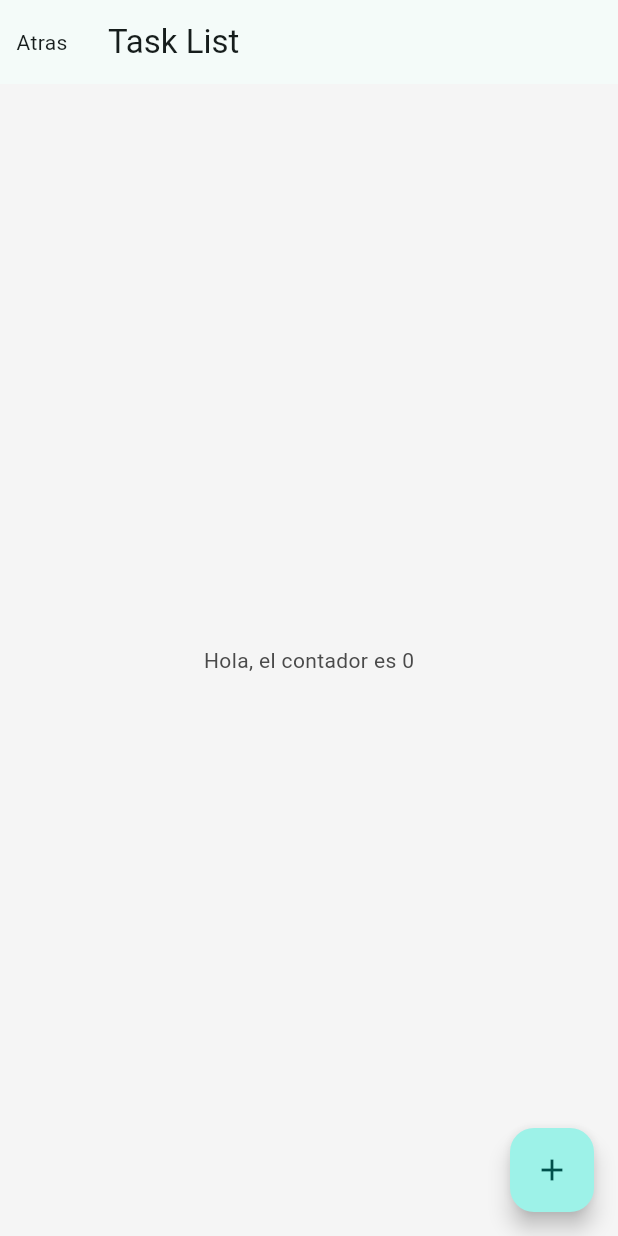
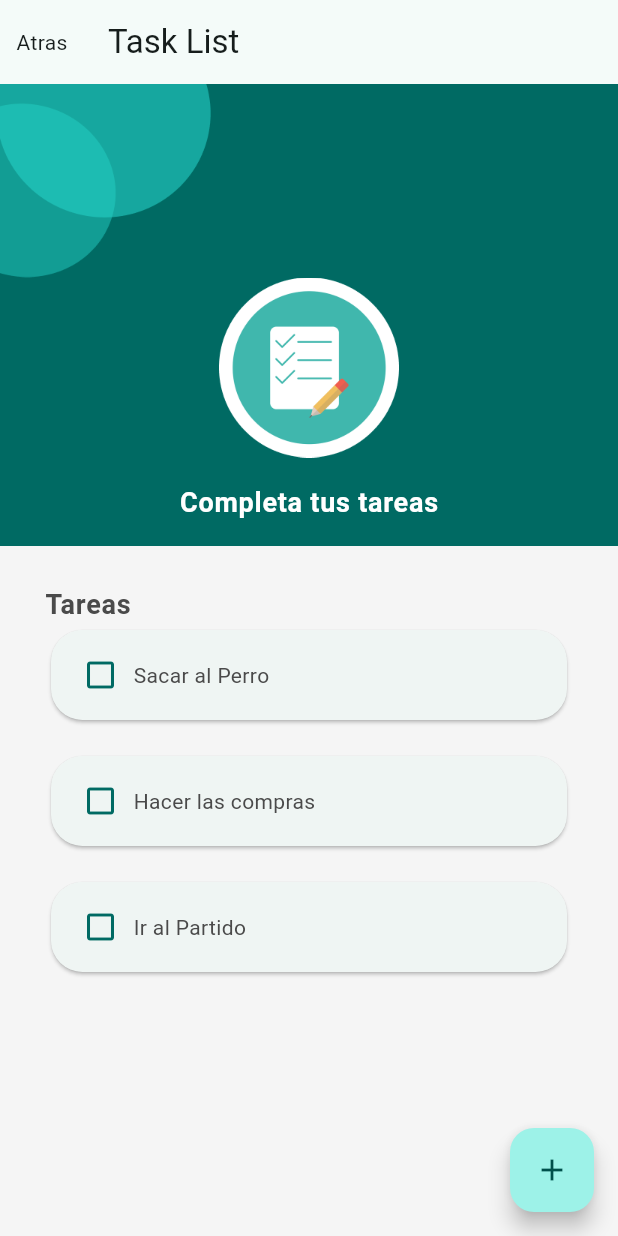
Before and after one commit to Eswin-Poroj/task-list-flutter, a Flutter app: the TaskListPage screen opened directly, on a phone screen of 412 x 824 dp. Run offline on Flutter 3.47's test engine with Material 3 defaults, Android fonts, the phone set to English and light mode, and no system bars; Roboto replaces fonts that are missing (Poppins).

Commit message:
Agregue la pantalla de visualizar las tareas

```diff
--- /dev/null
+++ b/lib/app/model/task.dart
@@ -0,0 +1,5 @@
+class Task {
+  Task(this.titleTask, {this.doneTask = false});
+  final String titleTask;
+  bool doneTask;
+}
--- a/lib/app/view/task_list/task_list_page.dart
+++ b/lib/app/view/task_list/task_list_page.dart
@@ -1,4 +1,7 @@
 import 'package:flutter/material.dart';
+import 'package:task_list/app/model/task.dart';
+import 'package:task_list/app/view/componets/shape.dart';
+import 'package:task_list/app/view/componets/title.dart';
 
 class TaskListPage extends StatefulWidget {
   const TaskListPage({super.key});
@@ -42,8 +45,12 @@ class _TaskListPageState extends State<TaskListPage> {
           ),
         ),
       ),
-      body: Center(
-        child: Text('Hola, el contador es $count'),
+      body: const Column(
+        crossAxisAlignment: CrossAxisAlignment.start,
+        children: [
+          Header(),
+          Expanded(child: _TaskList()),
+        ],
       ),
       floatingActionButton: FloatingActionButton(
         onPressed: () {
@@ -59,3 +66,130 @@ class _TaskListPageState extends State<TaskListPage> {
     );
   }
 }
+
+class _TaskItem extends StatelessWidget {
+  const _TaskItem(
+    this.task, {
+    super.key,
+    this.onTap,
+  });
+  final Task task;
+  final VoidCallback? onTap;
+  @override
+  Widget build(BuildContext context) {
+    return GestureDetector(
+      onTap: onTap,
+      child: Card(
+        shape: RoundedRectangleBorder(
+          borderRadius: BorderRadius.circular(
+            21,
+          ),
+        ),
+        child: Padding(
+          padding: const EdgeInsets.symmetric(
+            horizontal: 21,
+            vertical: 18,
+          ),
+          child: Row(
+            children: [
+              Icon(
+                task.doneTask
+                    ? Icons.check_box_rounded
+                    : Icons.check_box_outline_blank_outlined,
+                color: Theme.of(context).colorScheme.primary,
+              ),
+              const SizedBox(
+                width: 10,
+              ),
+              Text(task.titleTask),
+            ],
+          ),
+        ),
+      ),
+    );
+  }
+}
+
+class Header extends StatelessWidget {
+  const Header({super.key});
+
+  @override
+  Widget build(BuildContext context) {
+    return Container(
+      width: double.infinity,
+      color: Theme.of(context)
+          .colorScheme
+          .primary, //Theme.of(context).colorScheme.primary,
+      child: Column(
+        children: [
+          const Row(
+            children: [
+              Shape(),
+            ],
+          ),
+          Column(
+            children: [
+              Image.asset(
+                'assets/images/tasks-list-image.png',
+                width: 120,
+                height: 120,
+              ),
+              const SizedBox(
+                height: 16,
+              ),
+              const TitleAppH1(
+                'Completa tus tareas',
+                color: Colors.white,
+              ),
+              const SizedBox(
+                height: 16,
+              ),
+            ],
+          ),
+        ],
+      ),
+    );
+  }
+}
+
+class _TaskList extends StatefulWidget {
+  const _TaskList({super.key});
+
+  @override
+  State<_TaskList> createState() => _TaskListState();
+}
+
+class _TaskListState extends State<_TaskList> {
+  final taskList = <Task>[
+    Task('Sacar al Perro'),
+    Task('Hacer las compras'),
+    Task('Ir al Partido'),
+  ];
+  @override
+  Widget build(BuildContext context) {
+    return Padding(
+      padding: const EdgeInsets.symmetric(horizontal: 30, vertical: 25),
+      child: Column(
+        crossAxisAlignment: CrossAxisAlignment.start,
+        children: [
+          const TitleAppH1('Tareas'),
+          Expanded(
+            child: ListView.separated(
+              itemBuilder: (context, index) {
+                return _TaskItem(
+                  taskList[index],
+                  onTap: () {
+                    taskList[index].doneTask = !taskList[index].doneTask;
+                    setState(() {});
+                  },
+                );
+              },
+              separatorBuilder: (_, __) => const SizedBox(height: 16),
+              itemCount: taskList.length,
+            ),
+          ),
+        ],
+      ),
+    );
+  }
+}
--- a/pubspec.yaml
+++ b/pubspec.yaml
@@ -62,6 +62,7 @@ flutter:
   assets:
     - assets/images/shape.png
     - assets/images/onboarding-image.png
+    - assets/images/tasks-list-image.png
 
    #   - images/a_dot_ham.jpeg
 
```
Also changed, not shown: assets/images/tasks-list-image.png (added).
